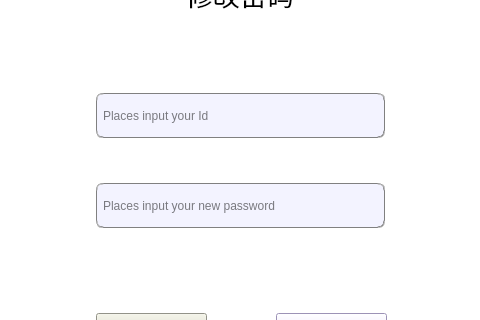
Above: CODE/change_password.ui from lensans/- before the change; both pictures show x 144 to 624 and y 107 to 427 of the 800 by 600 pixel window. Below: the same form after it.
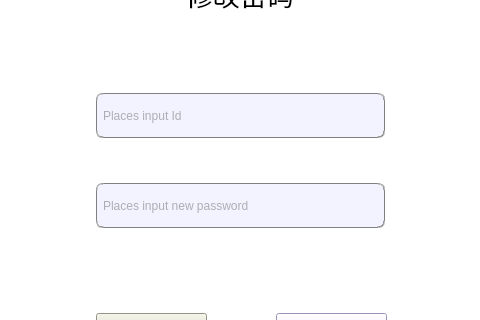
That is the form after the change.

```diff
--- a/CODE/change_password.ui
+++ b/CODE/change_password.ui
@@ -53,10 +53,11 @@
      <string notr="true">background-color: rgb(243, 243, 255);
 border:1px groove gray;border-radius:
 7px;padding:2px 4px;
-font: 10pt &quot;Candara&quot;;</string>
+font: 10pt &quot;宋体&quot;;
+color: rgb(103, 103, 103);</string>
     </property>
     <property name="placeholderText">
-     <string>Places input your new password</string>
+     <string>Places input new password</string>
     </property>
    </widget>
    <widget class="QLabel" name="change_password_label">
@@ -114,10 +115,11 @@
      <string notr="true">background-color: rgb(243, 243, 255);
 border:1px groove gray;border-radius:
 7px;padding:2px 4px;
-font: 10pt &quot;Candara&quot;;</string>
+font: 10pt &quot;宋体&quot;;
+color: rgb(103, 103, 103);</string>
     </property>
     <property name="placeholderText">
-     <string>Places input your Id</string>
+     <string>Places input Id</string>
     </property>
    </widget>
   </widget>
```
